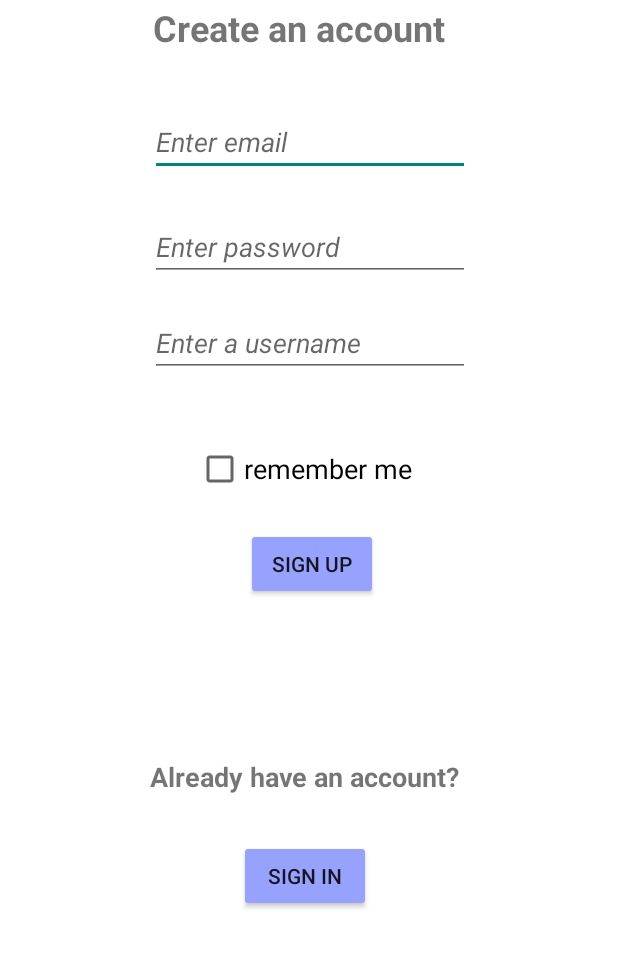
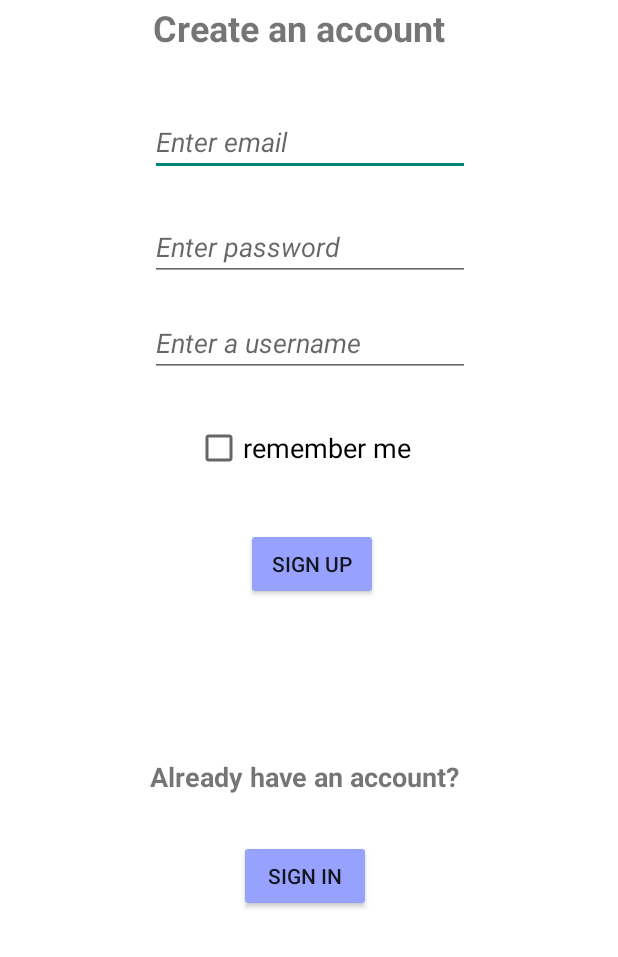
Before and after one commit to ETS-Android1/Android-Click-Away-Application, an Android app: the screen it shows after launch (LogInActivity), on a phone screen of 412 x 824 dp, the part 279-1236 px from its top. Run offline under Robolectric (Android 15) with nearby library versions, the phone set to English and light mode, and no system bars; our stand-ins replace Firebase (no records; nobody signed in at launch, a user with empty details on screens opened directly).

Commit message:
SP2 Commit Ger

```diff
--- a/app/src/main/java/com/unipi/p17019p17024/clickawayapplication/LogInActivity.java
+++ b/app/src/main/java/com/unipi/p17019p17024/clickawayapplication/LogInActivity.java
@@ -18,7 +18,7 @@ import com.google.firebase.auth.FirebaseUser;
 import com.google.firebase.auth.UserProfileChangeRequest;
 
 public class LogInActivity extends AppCompatActivity {
-    EditText editTextEmail,editTextPassword,editTextTextUsername;
+    EditText editTextEmail, editTextPassword, editTextTextUsername;
     Button button1,button2,button3,button4;
     TextView textView1,textView2;
     CheckBox checkBox, checkBox2;
@@ -31,7 +31,6 @@ public class LogInActivity extends AppCompatActivity {
     FirebaseUser currentUser;
 
 
-    //boolean isSignedIn = false;
     boolean isSignInPushed = false;
 
 
@@ -56,10 +55,8 @@ public class LogInActivity extends AppCompatActivity {
         //
         preferences = PreferenceManager.getDefaultSharedPreferences(getApplicationContext());
         //Email
-        //String str_email = preferences.getString("myKeyEmail", "");
         editTextEmail.setText("");
         //Password
-        //String str_password = preferences.getString("myKeyPassword", "");
         editTextPassword.setText("");
 
         checkBox.setChecked(false);
@@ -119,9 +116,6 @@ public class LogInActivity extends AppCompatActivity {
         checkBox.setVisibility(View.INVISIBLE);
         checkBox2.setVisibility(View.VISIBLE);
 
-        //checkBox.setPadding(130, 390, 131, 320);
-
-        //writeSP(view);
 
         String str_email = preferences.getString("myKeyEmail", "");
         editTextEmail.setText(str_email);
@@ -129,11 +123,9 @@ public class LogInActivity extends AppCompatActivity {
         editTextPassword.setText(str_password);
 
         if(str_email == "" && str_password == ""){
-            //checkBox.setChecked(false);
             checkBox2.setChecked(false);
         }
         else {
-            //checkBox.setChecked(true);
             checkBox2.setChecked(true);
         }
 
@@ -152,9 +144,7 @@ public class LogInActivity extends AppCompatActivity {
         checkBox.setVisibility(View.VISIBLE);
         checkBox2.setVisibility(View.INVISIBLE);
 
-        //String str_email = preferences.getString("myKeyEmail", "");
         editTextEmail.setText("");
-        //String str_password = preferences.getString("myKeyPassword", "");
         editTextPassword.setText("");
 
         checkBox.setChecked(false);
@@ -170,7 +160,7 @@ public class LogInActivity extends AppCompatActivity {
                             Toast.makeText(getApplicationContext(), "Log-in successful!", Toast.LENGTH_LONG).show();
 
                             isSignInPushed = true;
-                            writeSP(isSignInPushed); //writeSP(view, isSignInPushed);
+                            writeSP(isSignInPushed);
 
                             Intent intent2 = new Intent(getApplicationContext(), MainActivity.class);
                             intent2.putExtra("userID", currentUser.getUid());
@@ -192,34 +182,8 @@ public class LogInActivity extends AppCompatActivity {
                 .addOnCompleteListener(task -> Toast.makeText(getApplicationContext(),"User created",Toast.LENGTH_LONG).show());
     }
 
-    public void writeSP(Boolean isSignInPushed) {  //View view,
+    public void writeSP(Boolean isSignInPushed) {
         SharedPreferences.Editor editor = preferences.edit();
-
-        /*if(checkBox.isChecked() && checkBox2.isChecked()) {
-            //Email
-            editor.putString("myKeyEmail", editTextEmail.getText().toString());
-            editor.apply();
-            //Password
-            editor.putString("myKeyPassword", editTextPassword.getText().toString());
-            editor.apply();
-        }
-        else if(checkBox.isChecked() && !checkBox2.isChecked()){
-            if (!isSignInPushed){
-
-            }
-        }
-        else if(!checkBox.isChecked() && checkBox2.isChecked()){
-
-        }
-        else{
-            //Email
-            editor.putString("myKeyEmail", "");
-            editor.apply();
-            //Password
-            editor.putString("myKeyPassword", "");
-            editor.apply();
-        }*/
-
 
         if (isSignInPushed){
             if(checkBox2.isChecked()) {
--- a/app/src/main/res/layout/activity_log_in.xml
+++ b/app/src/main/res/layout/activity_log_in.xml
@@ -158,7 +158,9 @@
         android:textSize="18sp"
         app:layout_constraintBottom_toBottomOf="parent"
         app:layout_constraintEnd_toEndOf="parent"
+        app:layout_constraintHorizontal_bias="0.0"
         app:layout_constraintStart_toStartOf="parent"
-        app:layout_constraintTop_toTopOf="parent" />
+        app:layout_constraintTop_toTopOf="parent"
+        app:layout_constraintVertical_bias="0.0" />
 
 </androidx.constraintlayout.widget.ConstraintLayout>
```
